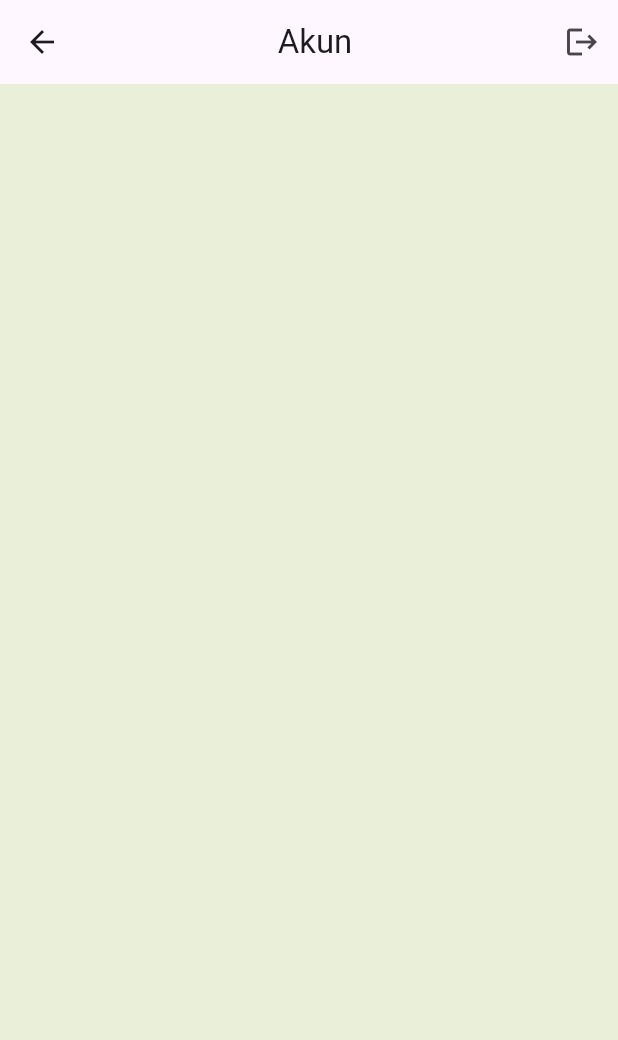
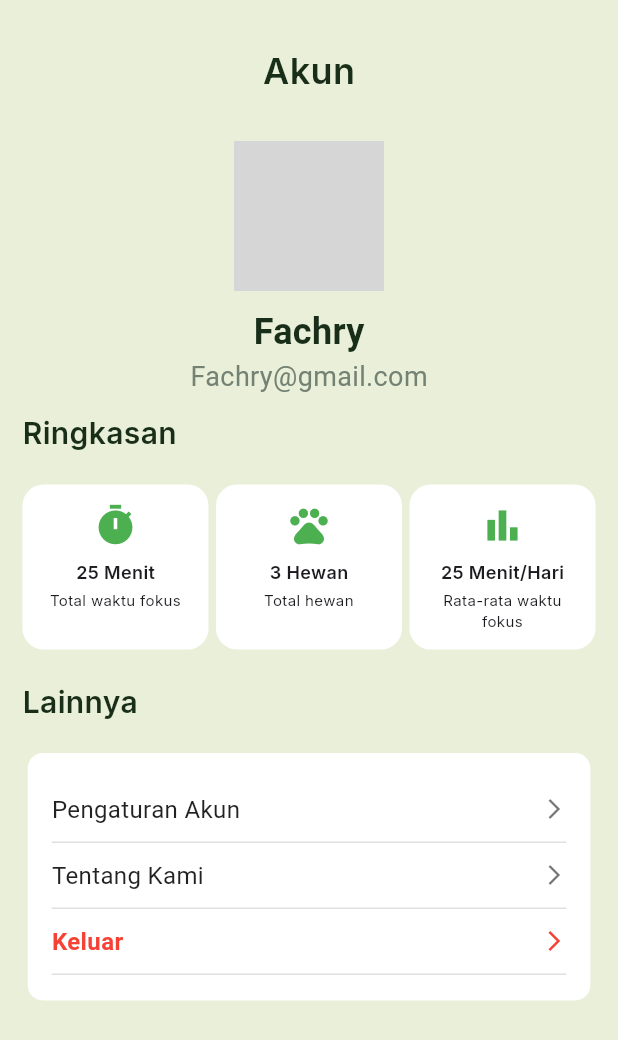
Before and after one commit to fachry372/FokusKu, a Flutter app: the Akun screen opened directly, on a phone screen of 412 x 824 dp. Shown: the top 1040 px of the screen. Run offline on Flutter 3.47's test engine with Material 3 defaults, Android fonts, the phone set to English and light mode, and no system bars; our stand-ins replace fl_chart, flutter_svg, google_fonts, permission_handler, supabase_flutter; missing offline and left inert: flutter_overlay_window; accounts and stored records are empty; grey boxes are pictures that could not be loaded.

Commit message:
tampilan halaman akun

```diff
--- a/lib/halaman/akun.dart
+++ b/lib/halaman/akun.dart
@@ -1,5 +1,6 @@
 import 'package:flutter/material.dart';
 import 'package:fokusku/auth/auth_service.dart';
+import 'package:google_fonts/google_fonts.dart';
 
 class Akun extends StatefulWidget {
   const Akun({super.key});
@@ -9,9 +10,9 @@ class Akun extends StatefulWidget {
 }
 
 class _AkunState extends State<Akun> {
-    final authservice = AuthService();
+  final authservice = AuthService();
 
-  void logout() async {
+   void logout() async {
     try {
       await authservice.signOut();
 
@@ -27,23 +28,208 @@ class _AkunState extends State<Akun> {
     }
   }
 
+  static const Color teks = Color(0xff182E19);
+
   @override
   Widget build(BuildContext context) {
     return Scaffold(
-      backgroundColor: Color(0xFFEAEFD9),
-      appBar: AppBar(
-        title: Center(child: Text("Akun"),),
-         actions: [IconButton(onPressed: logout, icon: Icon(Icons.logout))],
+      backgroundColor: const Color(0xFFEAEFD9),
+
+      body: SafeArea(
+        child: SingleChildScrollView(
+          child: Column(
+            children: [
+              const SizedBox(height: 30,),
+              Text("Akun",style: GoogleFonts.inter(color: teks,fontSize: 24,fontWeight: FontWeight.w600),),
+              const SizedBox(height: 30),
+
+              // FOTO PROFIL
+              const CircleAvatar(
+                radius: 50,
+                backgroundImage: AssetImage("assets/profil.jpg"),
+              ),
+
+              const SizedBox(height: 10),
+
+              const Text(
+                "Fachry",
+                style: TextStyle(
+                  fontSize: 24,
+                  fontWeight: FontWeight.bold,
+                  color: teks,
+                ),
+              ),
+
+              const Text(
+                "Fachry@gmail.com",
+                style: TextStyle(
+                  fontSize: 18,
+                  color: Color(0xff748274),
+                  fontWeight: FontWeight.w400,
+                ),
+              ),
+
+              const SizedBox(height: 10),
+
+              Padding(
+  padding: const EdgeInsets.symmetric(horizontal: 15.0),
+  child: Align(
+    alignment: Alignment.centerLeft,
+    child: Text(
+      "Ringkasan",
+      style: GoogleFonts.inter(color: teks,fontSize: 20,fontWeight: FontWeight.w600),
+    ),
+  ),
+),
+
+
+              const SizedBox(height: 20),
+              // === RINGKASAN ===
+             Padding(
+  padding: const EdgeInsets.only(left: 15.0,right: 15.0),
+  child: Row(
+    children: [
+      Expanded(
+        child: _buildSummaryCard(
+          icon: Icons.timer,
+          title: "25 Menit",
+          subtitle: "Total waktu fokus",
+        ),
       ),
-      body: SafeArea(
-        child : SingleChildScrollView(
-        child: Column(
+      const SizedBox(width: 5),
+
+      Expanded(
+        child: _buildSummaryCard(
+          icon: Icons.pets,
+          title: "3 Hewan",
+          subtitle: "Total hewan",
+        ),
+      ),
+      const SizedBox(width: 5),
+
+      Expanded(
+        child: _buildSummaryCard(
+          icon: Icons.bar_chart,
+          title: "25 Menit/Hari",
+          subtitle: "Rata-rata waktu \nfokus",
+        ),
+      ),
+    ],
+  ),
+),
+
+
+              const SizedBox(height: 20),
+
+              Padding(
+  padding: const EdgeInsets.symmetric(horizontal: 15.0),
+  child: Align(
+    alignment: Alignment.centerLeft,
+    child: Text(
+      "Lainnya",
+      style: GoogleFonts.inter(color: teks,fontSize: 20,fontWeight: FontWeight.w600),
+    ),
+  ),
+),
+
+
+              const SizedBox(height: 20),
+
+              // === LAINNYA ===
+              Padding(
+                padding: const EdgeInsets.only(left: 15.0, right: 15),
+                child: Container(
+                  height: 165 ,
+                  width: 375 ,
+
+                  decoration: BoxDecoration(
+                     color: Colors.white,
+                    borderRadius: BorderRadius.circular(10)
+                  ),
+                  child: Padding(
+                    padding: const EdgeInsets.all(16.0),
+                    child: Column(
+                      children: [
+                        _buildMenuItem(
+                          title: "Pengaturan Akun",
+                          onTap: () {},
+                        ),
+                        _buildMenuItem(
+                          title: "Tentang Kami",
+                          onTap: () {},
+                        ),
+                        _buildMenuItem(
+                          title: "Keluar",
+                          onTap: () {},
+                          isRed: true,
+                        ),
+                      ],
+                    ),
+                  ),
+                ),
+              ),
+            ],
+          ),
+        ),
+      ),
+
+
+    );
+  }
+
+  // Card Ringkasan
+  Widget _buildSummaryCard({required IconData icon, required String title, required String subtitle}) {
+    return Container(
+      height: 110,
+      width: 141,
+      padding: const EdgeInsets.all(12),
+      decoration: BoxDecoration(
+        color: Colors.white,
+        borderRadius: BorderRadius.circular(14),
+      ),
+      child: Column(
+        children: [
+          Icon(icon, size: 30, color: Colors.green),
+          const SizedBox(height: 8),
+          Text(
+            title,
+            style: GoogleFonts.inter(fontSize: 12,fontWeight: FontWeight.w600),
+          ),
+          const SizedBox(height: 3),
+          Text(
+            subtitle,
+            textAlign: TextAlign.center,
+            style: GoogleFonts.inter(fontSize: 10,fontWeight: FontWeight.w400),
+          ),
+        ],
+      ),
+    );
+  }
+
+  // Menu item
+  Widget _buildMenuItem({required String title, required VoidCallback onTap, bool isRed = false}) {
+    return InkWell(
+      onTap: onTap,
+      child: Container(
+        padding: const EdgeInsets.symmetric(vertical: 10),
+        decoration: const BoxDecoration(
+          border: Border(bottom: BorderSide(color: Colors.black12)),
+        ),
+        child: Row(
           children: [
-
-      ],
-      )
+            Text(
+              title,
+              style: TextStyle(
+                fontSize: 16,
+                color: isRed ? Colors.red : Colors.black87,
+                fontWeight: isRed ? FontWeight.bold : FontWeight.normal,
+              ),
+            ),
+            const Spacer(),
+            Icon(Icons.arrow_forward_ios, size: 16, color: isRed ? Colors.red : Colors.black54),
+          ],
+        ),
       ),
-      )
     );
   }
 }
--- a/lib/halaman/koleksi.dart
+++ b/lib/halaman/koleksi.dart
@@ -265,7 +265,7 @@ class _KoleksiState extends State<Koleksi> {
                       alignment: Alignment.center,
                       padding: const EdgeInsets.symmetric(vertical: 10),
                       child: Text(
-                        "Hari",
+                        "Harian",
                         style: GoogleFonts.inter(
                           color: isDailySelected ? Colors.white : primaryTextColor,
                           fontWeight: FontWeight.w600,
@@ -285,7 +285,7 @@ class _KoleksiState extends State<Koleksi> {
                       alignment: Alignment.center,
                       padding: const EdgeInsets.symmetric(vertical: 10),
                       child: Text(
-                        "Minggu",
+                        "Mingguan",
                         style: GoogleFonts.inter(
                           color: !isDailySelected ? Colors.white : primaryTextColor,
                           fontWeight: FontWeight.w600,
```
